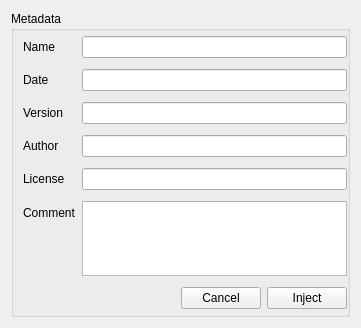
This is ui/designer/ui_metadata_widget.ui in herlegon/hconvert as Qt 5 draws it before an edit. The edited form follows.
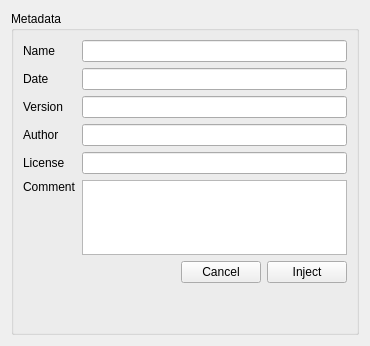
This is the edited form.

Commit message: reworked ui: top to bottom

What changed in the file:
```diff
--- a/ui/designer/ui_metadata_widget.ui
+++ b/ui/designer/ui_metadata_widget.ui
@@ -6,8 +6,8 @@
    <rect>
     <x>0</x>
     <y>0</y>
-    <width>361</width>
-    <height>328</height>
+    <width>370</width>
+    <height>346</height>
    </rect>
   </property>
   <property name="windowTitle">
@@ -20,18 +20,6 @@
       <string>Metadata</string>
      </property>
      <layout class="QFormLayout" name="formLayout">
-      <property name="horizontalSpacing">
-       <number>6</number>
-      </property>
-      <property name="topMargin">
-       <number>0</number>
-      </property>
-      <property name="rightMargin">
-       <number>0</number>
-      </property>
-      <property name="bottomMargin">
-       <number>0</number>
-      </property>
       <item row="0" column="0">
        <widget class="QLabel" name="label_name">
         <property name="text">
@@ -110,10 +98,19 @@
         <property name="text">
          <string>Comment</string>
         </property>
+        <property name="alignment">
+         <set>Qt::AlignmentFlag::AlignLeading|Qt::AlignmentFlag::AlignLeft|Qt::AlignmentFlag::AlignTop</set>
+        </property>
        </widget>
       </item>
       <item row="5" column="1">
        <widget class="QPlainTextEdit" name="textedit_comment">
+        <property name="sizePolicy">
+         <sizepolicy hsizetype="Expanding" vsizetype="Fixed">
+          <horstretch>0</horstretch>
+          <verstretch>0</verstretch>
+         </sizepolicy>
+        </property>
         <property name="minimumSize">
          <size>
           <width>0</width>
@@ -133,6 +130,9 @@
       </item>
       <item row="6" column="1">
        <layout class="QHBoxLayout" name="horizontalLayout">
+        <property name="sizeConstraint">
+         <enum>QLayout::SizeConstraint::SetMinimumSize</enum>
+        </property>
         <item>
          <spacer name="horizontalSpacer">
           <property name="orientation">
```
The commit also changes 13 other files.
